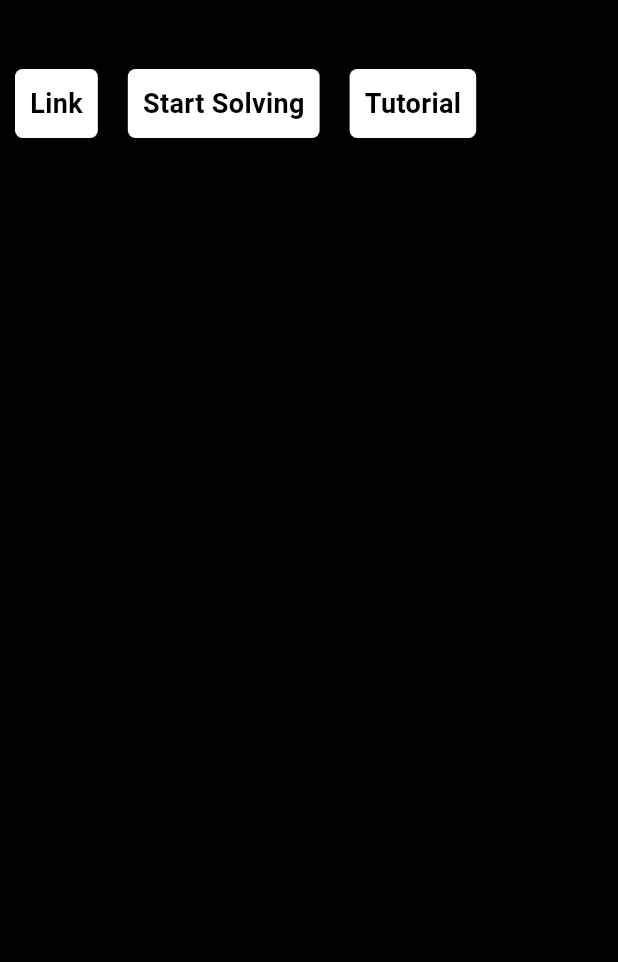
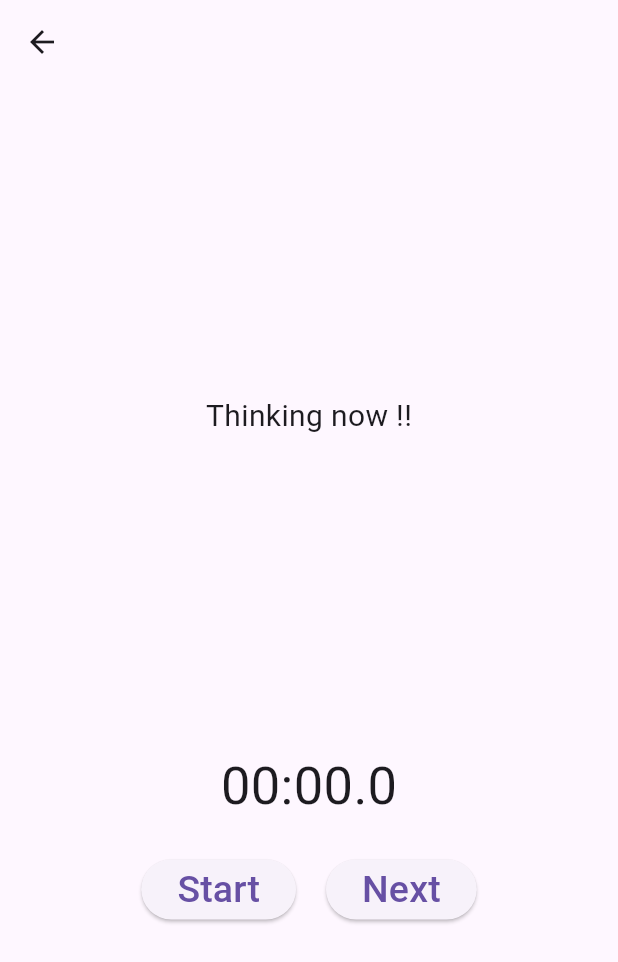
Before and after one commit to jAmikA78/DSA--Coach, a Flutter app: the ProblemWidget widget shown alone on an empty page, opened directly with empty values, after a tap on "Start Solving", on a phone screen of 412 x 824 dp. Shown: the top 962 px of the screen. Run offline on Flutter 3.47's test engine with Material 3 defaults, Android fonts, the phone set to English and light mode, and no system bars; our stand-ins replace theme_provider, youtube_player_flutter.

Commit message:
add solving view and settings page

```diff
--- a/lib/const/data.dart
+++ b/lib/const/data.dart
@@ -1,3 +1,5 @@
+double fontSz = 25.0;
+
 List data = [
   {
     "title": "Binary search",
--- /dev/null
+++ b/lib/pages/SolvingView.dart
@@ -0,0 +1,128 @@
+import 'dart:async';
+
+import 'package:dsa_coach/const/data.dart';
+import 'package:flutter/material.dart';
+
+class SolvingView extends StatefulWidget {
+  final String title;
+  const SolvingView({required this.title, super.key});
+
+  @override
+  State<SolvingView> createState() => _SolvingViewState();
+}
+
+class _SolvingViewState extends State<SolvingView> {
+  final Stopwatch _stopwatch = Stopwatch();
+  late Duration _elapsedTime;
+  String _elapsedTimeString = "00:00.00";
+  late Timer timer;
+
+  @override
+  void initState() {
+    super.initState();
+
+    _elapsedTime = Duration.zero;
+    _elapsedTimeString = _formatElapsedTime(_elapsedTime);
+
+    // Create a timer that runs a callback every 100 milliseconds to update UI
+    timer = Timer.periodic(const Duration(milliseconds: 100), (Timer timer) {
+      setState(() {
+        // Update elapsed time only if the stopwatch is running
+        if (_stopwatch.isRunning) {
+          _updateElapsedTime();
+        }
+      });
+    });
+  }
+
+  // Start/Stop button callback
+  void _startStopwatch() {
+    if (!_stopwatch.isRunning) {
+      // Start the stopwatch and update elapsed time
+      _stopwatch.start();
+      _updateElapsedTime();
+    } else {
+      // Stop the stopwatch
+      _stopwatch.stop();
+    }
+  }
+
+  // Reset button callback
+  void _resetStopwatch() {
+    // Reset the stopwatch to zero and update elapsed time
+    _stopwatch.reset();
+    _updateElapsedTime();
+  }
+
+  // Update elapsed time and formatted time string
+  void _updateElapsedTime() {
+    setState(() {
+      _elapsedTime = _stopwatch.elapsed;
+      _elapsedTimeString = _formatElapsedTime(_elapsedTime);
+    });
+  }
+
+  // Format a Duration into a string (MM:SS.SS)
+  String _formatElapsedTime(Duration time) {
+    return '${time.inMinutes.remainder(60).toString().padLeft(2, '0')}:${(time.inSeconds.remainder(60)).toString().padLeft(2, '0')}.${(time.inMilliseconds % 1000 ~/ 100).toString()}';
+  }
+
+  @override
+  void didChangeDependencies() {
+    super.didChangeDependencies();
+  }
+
+  @override
+  void dispose() {
+    timer.cancel();
+    super.dispose();
+  }
+
+  @override
+  Widget build(BuildContext context) {
+    String state = "Thinking now !!";
+    return Scaffold(
+      appBar: AppBar(
+        title: Text(widget.title),
+      ),
+      body: Column(
+        mainAxisAlignment: MainAxisAlignment.spaceEvenly,
+        children: [
+          Text(state, style: TextStyle(fontSize: fontSz - 5)),
+          Column(
+            mainAxisAlignment: MainAxisAlignment.center,
+            children: <Widget>[
+              // Display elapsed time
+              Text(
+                _elapsedTimeString,
+                style: TextStyle(fontSize: fontSz + 10),
+              ),
+              const SizedBox(height: 20.0),
+              // Start/Stop and Reset buttons
+              Row(
+                mainAxisAlignment: MainAxisAlignment.center,
+                children: <Widget>[
+                  ElevatedButton(
+                    onPressed: _startStopwatch,
+                    child: Text(
+                      _stopwatch.isRunning ? 'Stop' : 'Start',
+                      style: TextStyle(fontSize: fontSz),
+                    ),
+                  ),
+                  const SizedBox(width: 20.0),
+                  ElevatedButton(
+                    onPressed: _resetStopwatch,
+                    child: Text(
+                      'Next',
+                      style: TextStyle(fontSize: fontSz),
+                    ),
+                  ),
+                ],
+              ),
+            ],
+          ),
+        ],
+      ),
+    );
+  }
+}
--- a/lib/widgets/ProblemWidget.dart
+++ b/lib/widgets/ProblemWidget.dart
@@ -1,5 +1,7 @@
-// ignore_for_file: must_be_immutable
+// ignore_for_file: must_be_immutable, file_names
 
+import 'package:dsa_coach/const/data.dart';
+import 'package:dsa_coach/pages/SolvingView.dart';
 import 'package:flutter/material.dart';
 
 class ProblemWidget extends StatefulWidget {
@@ -34,12 +36,15 @@ class _ProblemWidgetState extends State<ProblemWidget> {
         children: [
           Text(
             widget.title,
-            style: const TextStyle(
-              fontSize: 25,
+            style: TextStyle(
+              fontSize: fontSz,
               fontWeight: FontWeight.bold,
             ),
           ),
+          Column(
+            children: [
               Row(
+                mainAxisAlignment: MainAxisAlignment.spaceEvenly,
                 children: [
                   GestureDetector(
                     onTap: () {},
@@ -52,24 +57,7 @@ class _ProblemWidgetState extends State<ProblemWidget> {
                       child: Text(
                         "Link",
                         style: TextStyle(
-                        fontSize: 18,
-                        fontWeight: FontWeight.bold,
-                        color: Theme.of(context).colorScheme.onPrimary),
-                  ),
-                ),
-              ),
-              GestureDetector(
-                onTap: () {},
-                child: Container(
-                  padding: const EdgeInsets.all(10),
-                  margin: const EdgeInsets.all(10),
-                  decoration: BoxDecoration(
-                      borderRadius: BorderRadius.circular(5),
-                      color: Theme.of(context).colorScheme.primary),
-                  child: Text(
-                    "Start Solving",
-                    style: TextStyle(
-                        fontSize: 18,
+                            fontSize: fontSz - 5,
                             fontWeight: FontWeight.bold,
                             color: Theme.of(context).colorScheme.onPrimary),
                       ),
@@ -86,7 +74,32 @@ class _ProblemWidgetState extends State<ProblemWidget> {
                       child: Text(
                         "Tutorial",
                         style: TextStyle(
-                        fontSize: 18,
+                            fontSize: fontSz - 5,
+                            fontWeight: FontWeight.bold,
+                            color: Theme.of(context).colorScheme.onPrimary),
+                      ),
+                    ),
+                  ),
+                ],
+              ),
+              GestureDetector(
+                onTap: () {
+                  Navigator.push(
+                      context,
+                      MaterialPageRoute(
+                          builder: (context) =>
+                              SolvingView(title: widget.title)));
+                },
+                child: Container(
+                  padding: const EdgeInsets.all(10),
+                  margin: const EdgeInsets.all(10),
+                  decoration: BoxDecoration(
+                      borderRadius: BorderRadius.circular(5),
+                      color: Theme.of(context).colorScheme.primary),
+                  child: Text(
+                    "Start Solving",
+                    style: TextStyle(
+                        fontSize: fontSz - 5,
                         fontWeight: FontWeight.bold,
                         color: Theme.of(context).colorScheme.onPrimary),
                   ),
--- a/lib/widgets/YTVideo.dart
+++ b/lib/widgets/YTVideo.dart
@@ -24,7 +24,6 @@ class YTVideo extends StatefulWidget {
 String getVideoID(String url) {
   url = url.replaceAll("https://www.youtube.com/watch?v=", "");
   url = url.replaceAll("https://m.youtube.com/watch?v=", "");
-  url = url.replaceAll("https://youtu.be/", "");
   url = url.replaceAll("https://youtu.be/", "");
   return url;
 }
```
Also changed, not shown: lib/main.dart (+7 -5 lines), lib/pages/Setting.dart (+27 -5 lines), lib/pages/TopicView.dart (+10 -4 lines). Lines whose indentation alone changed are shown as unchanged.
